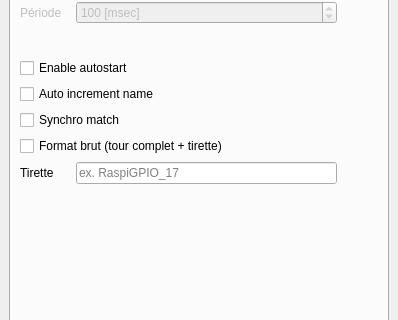
CRLG/LABOTBOX, file PluginModules/Lidar/ihm_Lidar.ui: the form before one commit; both pictures show x 0 to 398 and y 88 to 408 of the 398 by 498 pixel window.
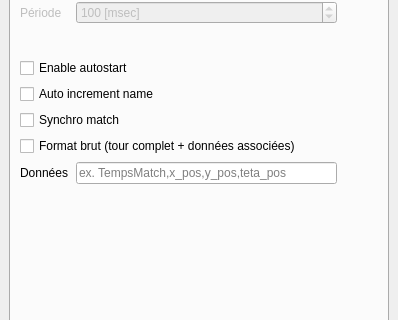
The form after the commit. The open tabs and pages were chosen to show the change. Icons and pictures are not drawn. Custom widgets are drawn as their Qt base class.

Commit message: [Lidar] L'enregistrement brut associe a chaque tour lidar une liste de donnees du DataManager (temps de match, pose, verdict de l'evitement), au lieu d'une seule colonne tirette.

The edit to the form file:
```diff
--- a/PluginModules/Lidar/ihm_Lidar.ui
+++ b/PluginModules/Lidar/ihm_Lidar.ui
@@ -336,14 +336,14 @@
            <string>Une ligne auto-descriptive par tour : timestamp, tirette, angle de début, résolution, nombre de mesures, puis les mesures. Adapté aux lidars dont le nombre de points varie d'un tour à l'autre (YdLidar). Rejouable par l'onglet Replay.</string>
           </property>
           <property name="text">
-           <string>Format brut (tour complet + tirette)</string>
+           <string>Format brut (tour complet + données associées)</string>
           </property>
          </widget>
         </item>
         <item row="7" column="0">
          <widget class="QLabel" name="logger_tirette_label">
           <property name="text">
-           <string>Tirette</string>
+           <string>Données</string>
           </property>
          </widget>
         </item>
@@ -353,7 +353,7 @@
            <string>Nom de la donnée du DataManager recopiant la tirette (ex. RaspiGPIO_17). Vide : colonne tirette à -1.</string>
           </property>
           <property name="placeholderText">
-           <string>ex. RaspiGPIO_17</string>
+           <string>ex. TempsMatch,x_pos,y_pos,teta_pos</string>
           </property>
          </widget>
         </item>
```
Left out of the diff: 8 changed lines with no effect on the pictures. The commit also changes 4 other files.
